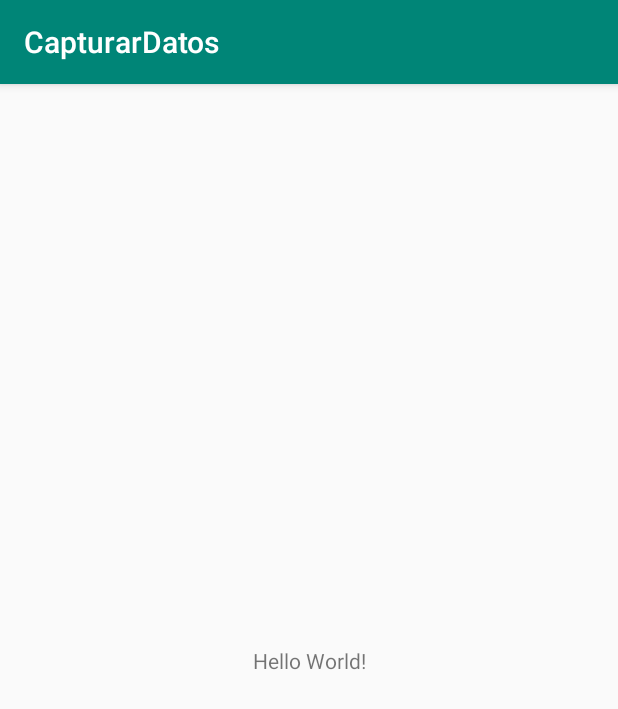
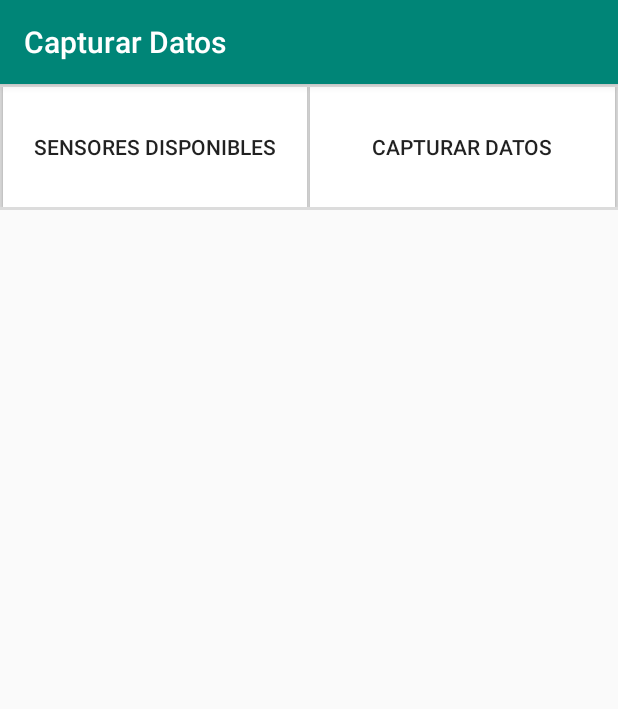
Before and after one commit to edithgmz/APPS2_12_EXA_PRAC_2_3_15551384, an Android app: the screen it shows after launch (MainActivity), on a phone screen of 412 x 824 dp. Shown: the top 709 px of the screen. Run offline under Robolectric (Android 15) with nearby library versions, the phone set to English and light mode, and no system bars.

Commit message:
Listado de sensores

```diff
--- a/CapturarDatos/app/build.gradle
+++ b/CapturarDatos/app/build.gradle
@@ -23,6 +23,7 @@ dependencies {
     implementation fileTree(dir: 'libs', include: ['*.jar'])
     implementation 'androidx.appcompat:appcompat:1.1.0'
     implementation 'androidx.constraintlayout:constraintlayout:1.1.3'
+    implementation 'androidx.legacy:legacy-support-v4:1.0.0'
     testImplementation 'junit:junit:4.12'
     androidTestImplementation 'androidx.test.ext:junit:1.1.1'
     androidTestImplementation 'androidx.test.espresso:espresso-core:3.2.0'
--- a/CapturarDatos/app/src/main/java/edith/example/capturardatos/MainActivity.java
+++ b/CapturarDatos/app/src/main/java/edith/example/capturardatos/MainActivity.java
@@ -1,103 +1,46 @@
 package edith.example.capturardatos;
 
+import android.content.Intent;
+import android.os.Bundle;
+import android.view.View;
+import android.widget.Button;
+
 import androidx.appcompat.app.AppCompatActivity;
+import androidx.fragment.app.Fragment;
 
-import android.content.Context;
-import android.hardware.Sensor;
-import android.hardware.SensorEvent;
-import android.hardware.SensorEventListener;
-import android.hardware.SensorManager;
-import android.icu.text.UnicodeSetSpanner;
-import android.os.Bundle;
-import android.util.Log;
-import android.view.View;
-import android.widget.TextView;
-import android.widget.Toast;
+public class MainActivity extends AppCompatActivity implements Button.OnClickListener {
+    Button btnVerSensores, btnCapturarDatos;
+    private Intent inCapturarDatos;
 
-public class MainActivity extends AppCompatActivity implements SensorEventListener {
-    //temperatura, humedad, presión, iluminación
-    private SensorManager sensorManager;
-    private Sensor pressure, proximity, humidity,light, temperature;
-    TextView txtVwPresión;
-    //los datos del sensor se guardan en las sig. variables
-    float milibarsOfPressure;
-    float cmOfProximity;
-    float porcentHumidity;
-    float luxLigth;
-    float termTemperature;
-
-    //---------------------------------------------
-    //ciclo de vida
     @Override
     protected void onCreate(Bundle savedInstanceState) {
         super.onCreate(savedInstanceState);
         setContentView(R.layout.activity_main);
 
+        btnCapturarDatos = findViewById(R.id.btnCapturarDatos);
+        btnVerSensores = findViewById(R.id.btnVerSensores);
 
-        sensorManager = (SensorManager) getSystemService(Context.SENSOR_SERVICE);
-        pressure = sensorManager.getDefaultSensor(Sensor.TYPE_PRESSURE);
-        proximity = sensorManager.getDefaultSensor(Sensor.TYPE_PROXIMITY);
-        humidity = sensorManager.getDefaultSensor(Sensor.TYPE_RELATIVE_HUMIDITY);
-        light = sensorManager.getDefaultSensor(Sensor.TYPE_LIGHT);
-        temperature = sensorManager.getDefaultSensor(Sensor.TYPE_AMBIENT_TEMPERATURE);
-        System.out.println("iam jea");
+        inCapturarDatos = new Intent(this, SensoresActivity.class);
 
+        btnCapturarDatos.setOnClickListener(this);
+        btnVerSensores.setOnClickListener(this);
     }
 
-
-    @Override
-    protected void onPause() {
-        super.onPause();
-        //Be sure to unregister the sensor when the acivity pauses.
-        sensorManager.unregisterListener(this); //es 'this' porque la clase Main es un listener
-
-    }
-
-    @Override
-    protected void onResume() {
-        super.onResume();
-
-        //Register a listener for the sensor
-        sensorManager.registerListener(this, pressure, SensorManager.SENSOR_DELAY_NORMAL);
-        sensorManager.registerListener(this, proximity, SensorManager.SENSOR_DELAY_NORMAL);
-        sensorManager.registerListener(this, humidity, SensorManager.SENSOR_DELAY_NORMAL);
-        sensorManager.registerListener(this, light, SensorManager.SENSOR_DELAY_NORMAL);
-        sensorManager.registerListener(this, temperature, SensorManager.SENSOR_DELAY_NORMAL);
-    }
-
-    //-------------------------------------------------------
-    //SensorEventListener
-    @Override
-    public void onAccuracyChanged(Sensor sensor, int i) {
-        //do something if accuaracy change
-    }
-
-    @Override
-    public void onSensorChanged(SensorEvent event) {
-
-        if (event.sensor.getType() == Sensor.TYPE_PRESSURE) {
-            milibarsOfPressure = event.values[0];
-            Log.i("Baro", " Pressure " + milibarsOfPressure);
-        }
-        if (event.sensor.getType() == Sensor.TYPE_PROXIMITY) {
-            cmOfProximity = event.values[0];
-            Log.i("Prox", " Proximity " + cmOfProximity);
-        }
-
-        if (event.sensor.getType() == Sensor.TYPE_RELATIVE_HUMIDITY) {//porcentaje %
-            porcentHumidity = event.values[0];
-            Log.i("higro", " Humidity " + porcentHumidity);
-        }
-
-        if (event.sensor.getType() == Sensor.TYPE_LIGHT) {//lx
-            luxLigth = event.values[0];
-            Log.i("vatiho", " Light " + luxLigth);
-        }
-
-        if (event.sensor.getType() == Sensor.TYPE_AMBIENT_TEMPERATURE) { // grados centigrados°C
-            termTemperature = event.values[0];
-            Log.i("termo", " Temperature " + termTemperature);
+    @Override public void onClick(View v) {
+        switch (v.getId()) {
+            case R.id.btnCapturarDatos:
+                startActivity(inCapturarDatos);
+                break;
+            case R.id.btnVerSensores:
+                cargarFragment(new VerSensoresFragment());
+                break;
         }
     }
 
+    private void cargarFragment(Fragment fragment) {
+        //Muestra el fragmento
+        if (fragment != null) {
+            getSupportFragmentManager().beginTransaction().replace(R.id.flVerSensores, fragment).commit();
+        }
+    }
 }
--- a/CapturarDatos/app/src/main/res/layout/activity_main.xml
+++ b/CapturarDatos/app/src/main/res/layout/activity_main.xml
@@ -1,18 +1,64 @@
 <?xml version="1.0" encoding="utf-8"?>
-<androidx.constraintlayout.widget.ConstraintLayout xmlns:android="http://schemas.android.com/apk/res/android"
-    xmlns:app="http://schemas.android.com/apk/res-auto"
+<LinearLayout xmlns:android="http://schemas.android.com/apk/res/android"
     xmlns:tools="http://schemas.android.com/tools"
     android:layout_width="match_parent"
     android:layout_height="match_parent"
+    android:orientation="vertical"
     tools:context=".MainActivity">
 
-    <TextView
-        android:layout_width="wrap_content"
+    <View
+        android:layout_width="match_parent"
+        android:layout_height="2dp"
+        android:background="?android:attr/listDivider" />
+
+    <LinearLayout
+        android:layout_width="match_parent"
         android:layout_height="wrap_content"
-        android:text="Hello World!"
-        app:layout_constraintBottom_toBottomOf="parent"
-        app:layout_constraintLeft_toLeftOf="parent"
-        app:layout_constraintRight_toRightOf="parent"
-        app:layout_constraintTop_toTopOf="parent" />
+        android:orientation="horizontal">
 
-</androidx.constraintlayout.widget.ConstraintLayout>
+        <View
+            android:layout_width="2dp"
+            android:layout_height="match_parent"
+            android:background="?android:attr/listDivider" />
+
+        <Button
+            android:id="@+id/btnVerSensores"
+            android:layout_width="0dp"
+            android:layout_height="80dp"
+            android:layout_weight="1"
+            android:background="@android:color/white"
+            android:text="@string/btn_sensores_disp"
+            tools:ignore="ButtonStyle" />
+
+        <View
+            android:layout_width="2dp"
+            android:layout_height="match_parent"
+            android:background="?android:attr/listDivider" />
+
+        <Button
+            android:id="@+id/btnCapturarDatos"
+            android:layout_width="0dp"
+            android:layout_height="80dp"
+            android:layout_weight="1"
+            android:background="@android:color/white"
+            android:text="@string/btn_capturar_datos"
+            tools:ignore="ButtonStyle" />
+
+        <View
+            android:layout_width="2dp"
+            android:layout_height="match_parent"
+            android:background="?android:attr/listDivider" />
+    </LinearLayout>
+
+    <View
+        android:layout_width="match_parent"
+        android:layout_height="2dp"
+        android:background="?android:attr/listDivider" />
+
+    <FrameLayout
+        android:id="@+id/flVerSensores"
+        android:layout_width="match_parent"
+        android:layout_height="match_parent">
+
+    </FrameLayout>
+</LinearLayout>
--- a/CapturarDatos/app/src/main/res/values/strings.xml
+++ b/CapturarDatos/app/src/main/res/values/strings.xml
@@ -1,3 +1,6 @@
 <resources>
-    <string name="app_name">CapturarDatos</string>
+    <string name="app_name">Capturar Datos</string>
+    <string name="btn_sensores_disp">Sensores Disponibles</string>
+    <string name="btn_capturar_datos">Capturar Datos</string>
+    <string name="txt_sensores">Datos Sensores</string>
 </resources>
```
Also changed, not shown: CapturarDatos/app/src/main/AndroidManifest.xml (+16 -3 lines), CapturarDatos/app/src/main/java/edith/example/capturardatos/SensoresActivity.java (added, +94 -0 lines), CapturarDatos/app/src/main/java/edith/example/capturardatos/VerSensoresFragment.java (added, +56 -0 lines), CapturarDatos/app/src/main/res/layout/activity_sensores.xml (added, +24 -0 lines), CapturarDatos/app/src/main/res/layout/fragment_ver_sensores.xml (added, +12 -0 lines).
